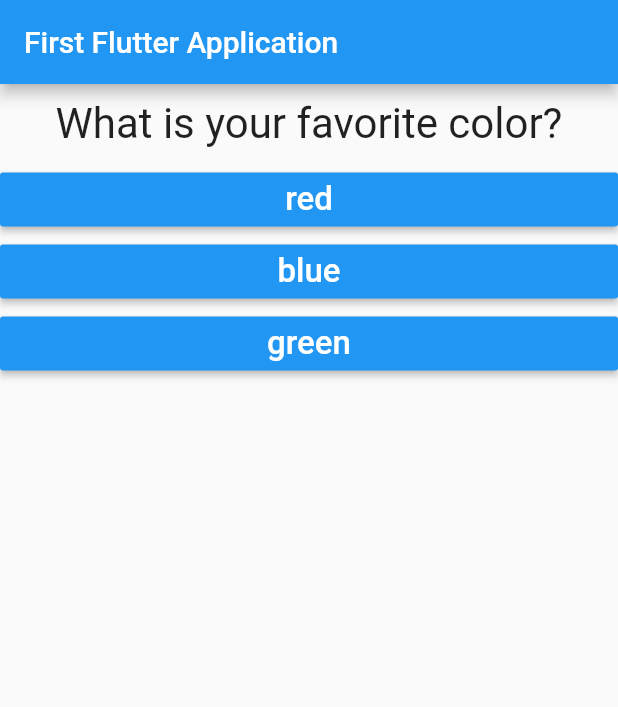
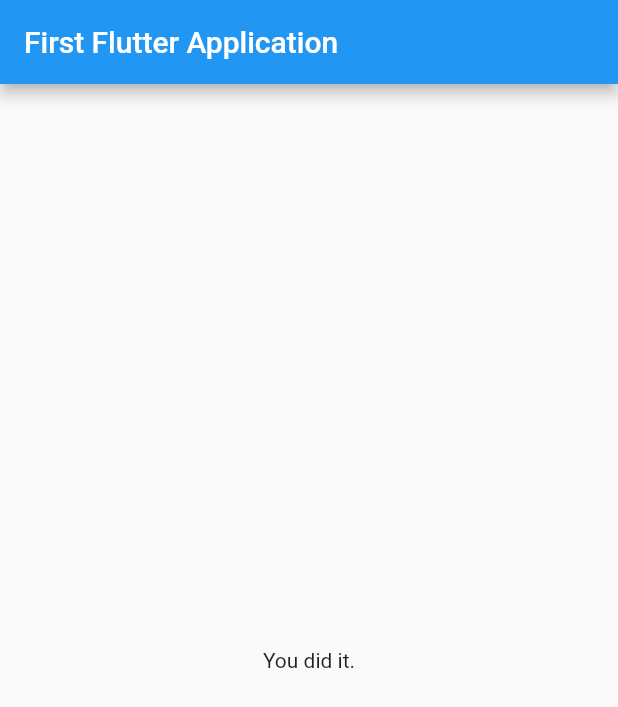
Before and after one commit to rajSon5512/flutter_app, a Flutter app: the screen it shows after launch, after a tap on "red", after a tap on "bhelpuri", after a tap on "music", on a phone screen of 412 x 824 dp. Shown: the top 707 px of the screen. Run offline on Flutter 3.47's test engine with Material 2 defaults, Android fonts, the phone set to English and light mode, and no system bars.

Commit message:
51 completed

```diff
--- a/lib/main.dart
+++ b/lib/main.dart
@@ -18,6 +18,11 @@ class MyApp extends StatefulWidget {
 
 class _MyAppState extends State<MyApp>{
 
+  final questions=const[{'questiontext':'What is your favorite color?', 'answer':['red','blue','green']},
+    {'questiontext':'Most favorite thing to eat?', 'answer':['panipuri','bhelpuri','pavbhaji']},
+    {'questiontext':'What is your favorite activity?', 'answer':['run','read','music']},
+  ];
+
   var _questionIndex=0;
 
   void answerQuestion(){
@@ -25,11 +30,9 @@ class _MyAppState extends State<MyApp>{
 
     setState(() {
 
-       if(_questionIndex==2) {
-         _questionIndex=0;
-       }else{
-         _questionIndex=_questionIndex+1;
-       }
+      if(_questionIndex<=questions.length){
+        _questionIndex=_questionIndex+1;
+      }
 
     });
 
@@ -40,24 +43,19 @@ class _MyAppState extends State<MyApp>{
   @override
   Widget build(BuildContext context) {
 
-    var questions=[{'questiontext':'What is your favorite color?', 'answer':['red','blue','green']},
-                   {'questiontext':'Most favorite thing to eat?', 'answer':['panipuri','bhelpuri','pavbhaji']},
-                   {'questiontext':'What is your favorite activity?', 'answer':['run','read','music']},
-                  ];
-
     return MaterialApp(                      //class with custorecurot
       home: Scaffold(                        //scaffold provide basic architecture
         appBar: AppBar(
           title: Text('First Flutter Application'),
         ),
-        body: Column(
+        body:_questionIndex<=questions.length-1?Column(
           children: [
             Question(questions[_questionIndex]['questiontext']),
             ...(questions[_questionIndex]['answer'] as List<String>).map((answer){
                 return Answer(answerQuestion,answer);
             }).toList(),
           ],
-        ),
+        ):Center(child: Text('You did it.'),),
       )
     );
   }
```
